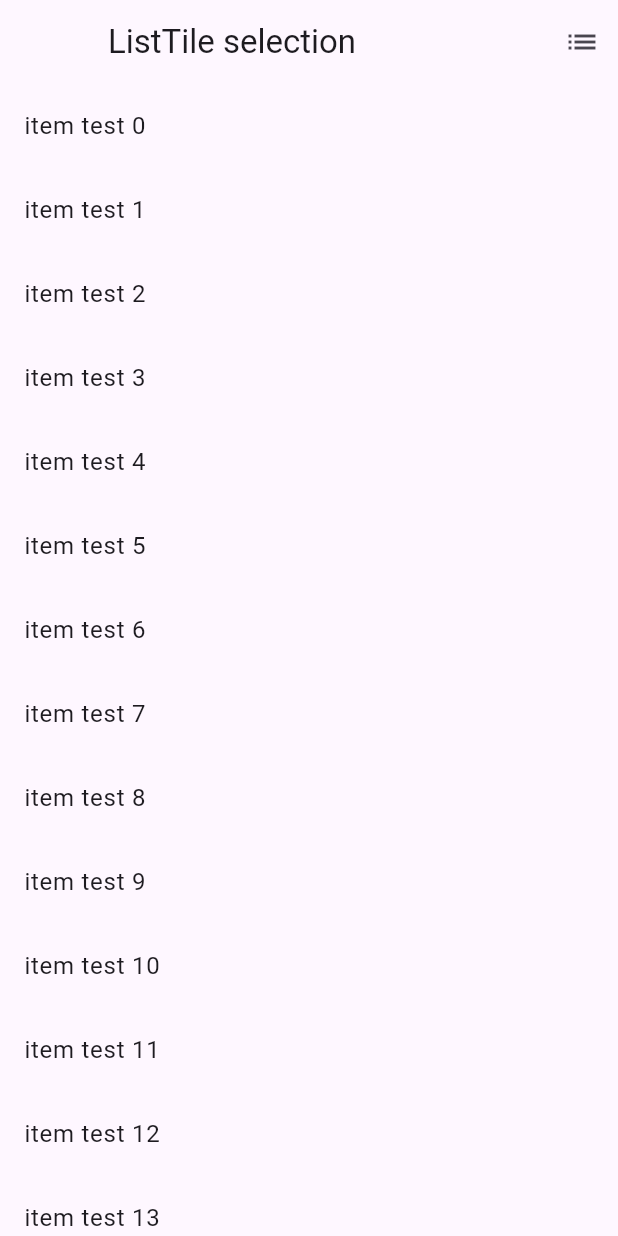
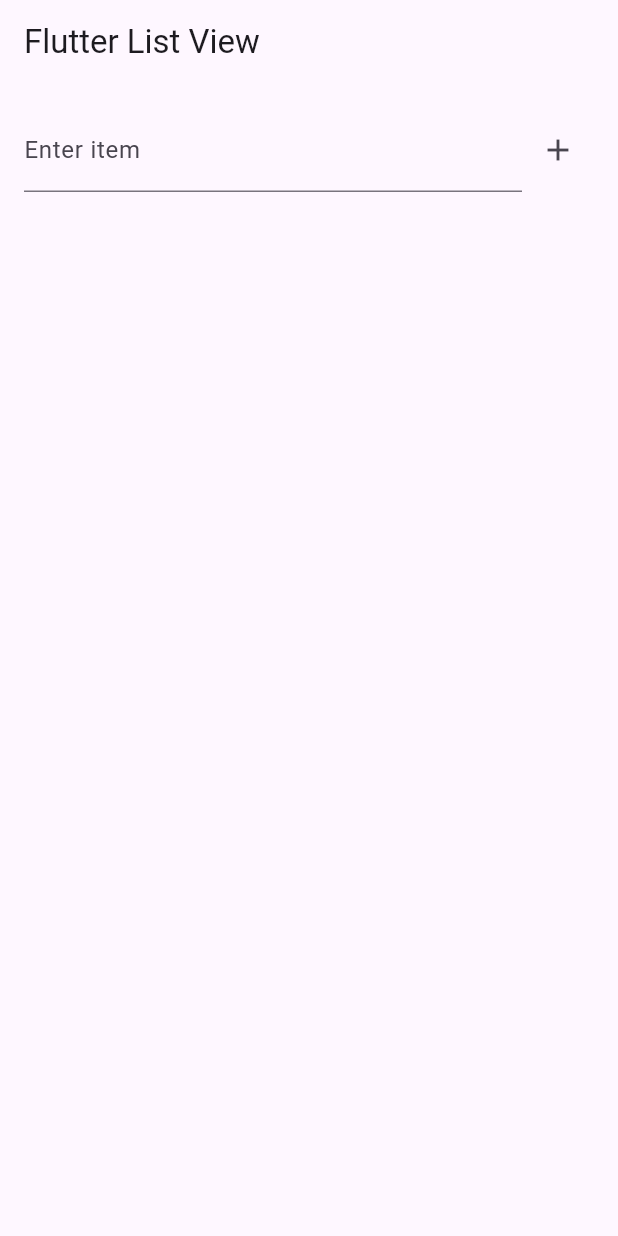
Before and after one commit to gsu-jla/MAD-CW-03, a Flutter app: the screen it shows after launch, on a phone screen of 412 x 824 dp. Run offline on Flutter 3.47's test engine with Material 3 defaults, Android fonts, the phone set to English and light mode, and no system bars.

Commit message:
makes it so user has to add to list via text input

```diff
--- a/lib/main.dart
+++ b/lib/main.dart
@@ -1,231 +1,84 @@
 import 'package:flutter/material.dart';
 
-/// Flutter code sample for [ListTile] selection in a [ListView] or [GridView].
+void main() {
+  runApp(const MyApp());
+}
 
-void main() => runApp(const ListViewExampleApp());
-
-class ListViewExampleApp extends StatelessWidget {
-  const ListViewExampleApp({super.key});
+class MyApp extends StatelessWidget {
+  const MyApp({super.key});
 
   @override
   Widget build(BuildContext context) {
-    return const MaterialApp(home: ListTileSelectExample());
+    return MaterialApp(
+      title: 'Flutter List App',
+      theme: ThemeData(
+        primarySwatch: Colors.blue,
+      ),
+      home: const ListScreen(),
+    );
   }
 }
 
-class ListTileSelectExample extends StatefulWidget {
-  const ListTileSelectExample({super.key});
+class ListScreen extends StatefulWidget {
+  const ListScreen({super.key});
 
   @override
-  ListTileSelectExampleState createState() => ListTileSelectExampleState();
+  _ListScreenState createState() => _ListScreenState();
 }
 
-class ListTileSelectExampleState extends State<ListTileSelectExample> {
-  bool isSelectionMode = false;
-  final int listLength = 30;
-  late List<bool> _selected;
-  bool _selectAll = false;
-  bool _isGridMode = false;
+class _ListScreenState extends State<ListScreen> {
+  final TextEditingController _controller = TextEditingController();
+  final List<String> _items = [];
 
-  @override
-  void initState() {
-    super.initState();
-    initializeSelection();
-  }
-
-  void initializeSelection() {
-    _selected = List<bool>.generate(listLength, (_) => false);
-  }
-
-  @override
-  void dispose() {
-    _selected.clear();
-    super.dispose();
+  void _addItem() {
+    if (_controller.text.isNotEmpty) {
+      setState(() {
+        _items.add(_controller.text);
+        _controller.clear();
+      });
+    }
   }
 
   @override
   Widget build(BuildContext context) {
     return Scaffold(
       appBar: AppBar(
-        title: const Text('ListTile selection'),
-        leading:
-            isSelectionMode
-                ? IconButton(
-                  icon: const Icon(Icons.close),
-                  onPressed: () {
-                    setState(() {
-                      isSelectionMode = false;
-                    });
-                    initializeSelection();
-                  },
-                )
-                : const SizedBox(),
-        actions: <Widget>[
-          if (_isGridMode)
-            IconButton(
-              icon: const Icon(Icons.grid_on),
-              onPressed: () {
-                setState(() {
-                  _isGridMode = false;
-                });
-              },
-            )
-          else
-            IconButton(
-              icon: const Icon(Icons.list),
-              onPressed: () {
-                setState(() {
-                  _isGridMode = true;
-                });
-              },
+        title: const Text('Flutter List View'),
+      ),
+      body: Padding(
+        padding: const EdgeInsets.all(16.0),
+        child: Column(
+          children: [
+            Row(
+              children: [
+                Expanded(
+                  child: TextField(
+                    controller: _controller,
+                    decoration: const InputDecoration(
+                      labelText: 'Enter item',
+                    ),
+                  ),
+                ),
+                IconButton(
+                  icon: const Icon(Icons.add),
+                  onPressed: _addItem,
+                ),
+              ],
             ),
-          if (isSelectionMode)
-            TextButton(
-              child:
-                  !_selectAll
-                      ? const Text('select all', style: TextStyle(color: Colors.white))
-                      : const Text('unselect all', style: TextStyle(color: Colors.white)),
-              onPressed: () {
-                _selectAll = !_selectAll;
-                setState(() {
-                  _selected = List<bool>.generate(listLength, (_) => _selectAll);
-                });
-              },
-            ),
-        ],
-      ),
-      body:
-          _isGridMode
-              ? GridBuilder(
-                isSelectionMode: isSelectionMode,
-                selectedList: _selected,
-                onSelectionChange: (bool x) {
-                  setState(() {
-                    isSelectionMode = x;
-                  });
-                },
-              )
-              : ListBuilder(
-                isSelectionMode: isSelectionMode,
-                selectedList: _selected,
-                onSelectionChange: (bool x) {
-                  setState(() {
-                    isSelectionMode = x;
-                  });
+            const SizedBox(height: 20),
+            Expanded(
+              child: ListView.builder(
+                itemCount: _items.length,
+                itemBuilder: (context, index) {
+                  return ListTile(
+                    title: Text(_items[index]),
+                  );
                 },
               ),
+            ),
+          ],
+        ),
+      ),
     );
   }
 }
-
-class GridBuilder extends StatefulWidget {
-  const GridBuilder({
-    super.key,
-    required this.selectedList,
-    required this.isSelectionMode,
-    required this.onSelectionChange,
-  });
-
-  final bool isSelectionMode;
-  final ValueChanged<bool>? onSelectionChange;
-  final List<bool> selectedList;
-
-  @override
-  GridBuilderState createState() => GridBuilderState();
-}
-
-class GridBuilderState extends State<GridBuilder> {
-  void _toggle(int index) {
-    if (widget.isSelectionMode) {
-      setState(() {
-        widget.selectedList[index] = !widget.selectedList[index];
-      });
-    }
-  }
-
-  @override
-  Widget build(BuildContext context) {
-    return GridView.builder(
-      itemCount: widget.selectedList.length,
-      gridDelegate: const SliverGridDelegateWithFixedCrossAxisCount(crossAxisCount: 2),
-      itemBuilder: (_, int index) {
-        return InkWell(
-          onTap: () => _toggle(index),
-          onLongPress: () {
-            if (!widget.isSelectionMode) {
-              setState(() {
-                widget.selectedList[index] = true;
-              });
-              widget.onSelectionChange!(true);
-            }
-          },
-          child: GridTile(
-            child: Container(
-              child:
-                  widget.isSelectionMode
-                      ? Checkbox(
-                        onChanged: (bool? x) => _toggle(index),
-                        value: widget.selectedList[index],
-                      )
-                      : const Icon(Icons.image),
-            ),
-          ),
-        );
-      },
-    );
-  }
-}
-
-class ListBuilder extends StatefulWidget {
-   ListBuilder({
-    super.key,
-    required this.selectedList,
-    required this.isSelectionMode,
-    required this.onSelectionChange,
-  });
-
-  final bool isSelectionMode;
-   List<bool> selectedList;
-  final ValueChanged<bool>? onSelectionChange;
-
-  @override
-  State<ListBuilder> createState() => _ListBuilderState();
-}
-
-class _ListBuilderState extends State<ListBuilder> {
-  void _toggle(int index) {
-    if (widget.isSelectionMode) {
-      setState(() {
-        widget.selectedList[index] = !widget.selectedList[index];
-      });
-    }
-  }
-
-  @override
-  Widget build(BuildContext context) {
-    return ListView.builder(
-      itemCount: widget.selectedList.length,
-      itemBuilder: (_, int index) {
-        return ListTile(
-          onTap: () => _toggle(index),
-          onLongPress: () {
-            if (!widget.isSelectionMode) {
-              setState(() {
-                widget.selectedList[index] = true;
-              });
-              widget.onSelectionChange!(true);
-            }
-          },
-          trailing:
-              widget.isSelectionMode
-                  ? Checkbox(
-                    value: widget.selectedList[index],
-                    onChanged: (bool? x) => _toggle(index),
-                  )
-                  : const SizedBox.shrink(),
-          title: Text('item test $index'),
-        );
-      },
-    );
-  }
-}
```
Also changed, not shown: pubspec.lock.
